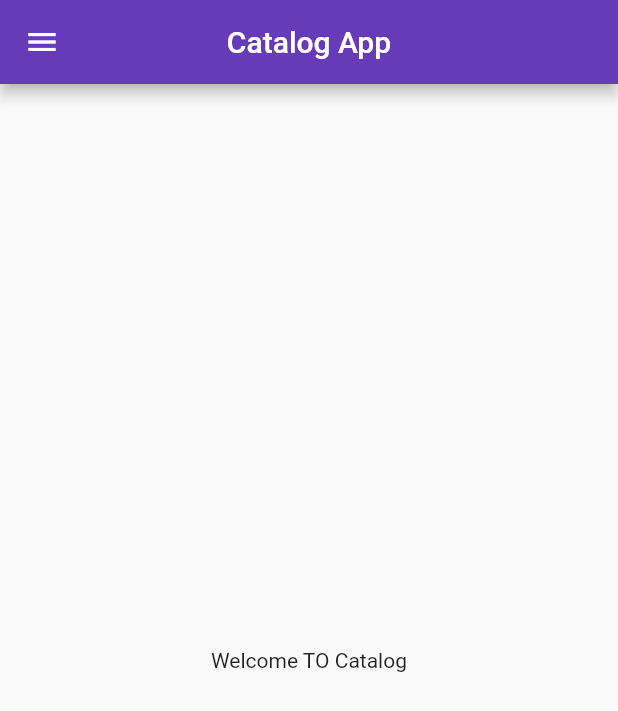
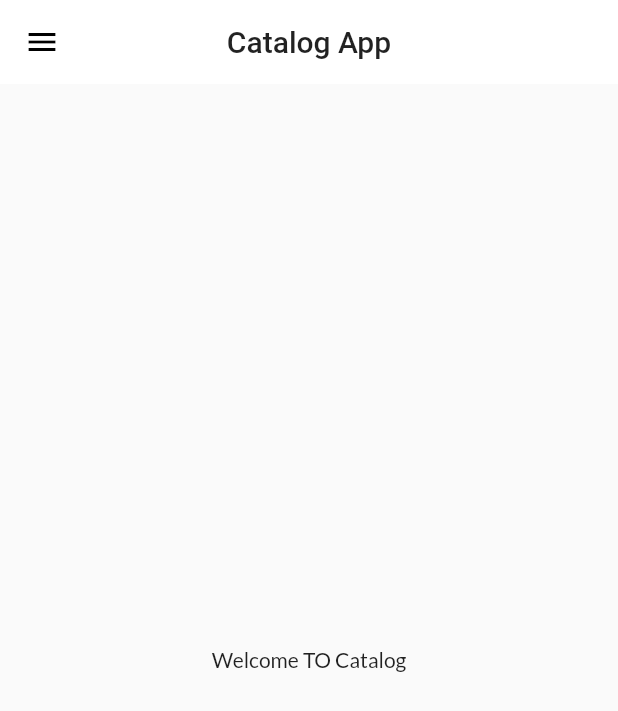
Before and after one commit to harshal0001/flutter_catalog, a Flutter app: the screen it shows after launch, on a phone screen of 412 x 824 dp. Shown: the top 711 px of the screen. Run offline on Flutter 3.47's test engine with Material 2 defaults, Android fonts, the phone set to English and light mode, and no system bars; our stand-ins replace google_fonts.

Commit message:
Themes extracted

```diff
--- a/lib/main.dart
+++ b/lib/main.dart
@@ -3,6 +3,7 @@ import 'package:flutter/material.dart';
 import 'package:flutter_catalog/pages/home_page.dart';
 import 'package:flutter_catalog/pages/login_page.dart';
 import 'package:flutter_catalog/utils/routes.dart';
+import 'package:flutter_catalog/widgets/themes.dart';
 import 'package:google_fonts/google_fonts.dart';
 
 void main() {
@@ -15,6 +16,10 @@ class MyApp extends StatelessWidget {
   @override
   Widget build(BuildContext context) {
     return MaterialApp(
+      themeMode: ThemeMode.light,
+      theme: MyTheme.lightTheme(context),
+      darkTheme: MyTheme.darkTheme(context),
+      debugShowCheckedModeBanner: false,
       //home: HomePage(),
       initialRoute: MyRoutes.homeRoute,
       routes: {
--- a/lib/pages/home_page.dart
+++ b/lib/pages/home_page.dart
@@ -6,7 +6,6 @@ class HomePage extends StatelessWidget {
   Widget build(BuildContext context) {
     return Scaffold(
       appBar: AppBar(
-        backgroundColor: Colors.deepPurple,
         centerTitle: true,
         title: Text("Catalog App"),
       ),
--- /dev/null
+++ b/lib/widgets/themes.dart
@@ -0,0 +1,20 @@
+import 'package:flutter/material.dart';
+import 'package:google_fonts/google_fonts.dart';
+
+class MyTheme {
+  static ThemeData lightTheme(BuildContext context) => ThemeData(
+        primarySwatch: Colors.deepPurple,
+        fontFamily: GoogleFonts.lato().fontFamily,
+        appBarTheme: AppBarTheme(
+          color: Colors.white,
+          elevation: 0.0,
+          iconTheme: IconThemeData(color: Colors.black),
+          toolbarTextStyle: Theme.of(context).textTheme.bodyText2,
+          titleTextStyle: Theme.of(context).textTheme.headline6,
+        ),
+      );
+
+  static ThemeData darkTheme(BuildContext context) => ThemeData(
+        brightness: Brightness.dark,
+      );
+}
```
